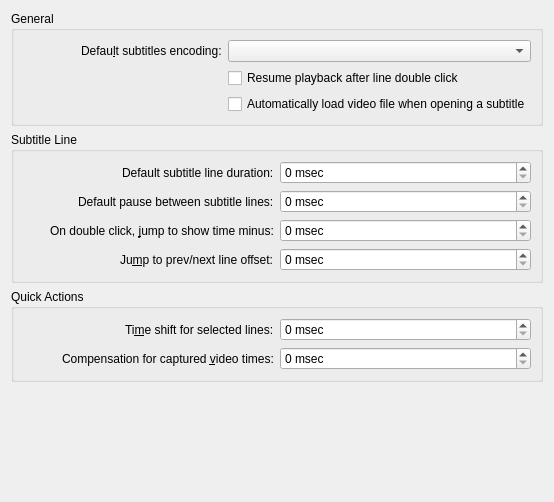
maxrd2/SubtitleComposer, file src/configs/generalconfigwidget.ui: the form before one commit.
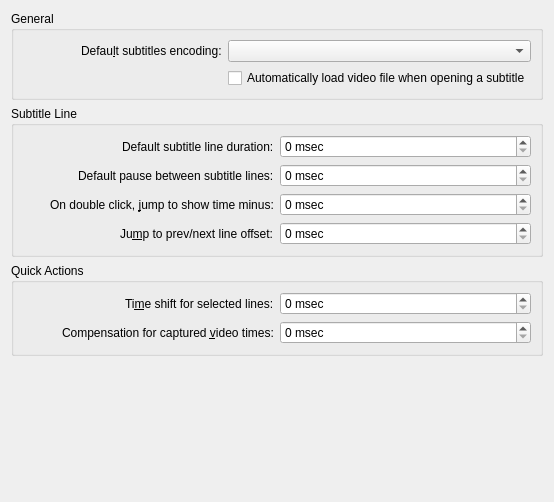
The form after the commit.

Commit message: Moved UnpauseOnDoubleClick option to video player settings.

What changed in the file:
```diff
--- a/src/configs/generalconfigwidget.ui
+++ b/src/configs/generalconfigwidget.ui
@@ -16,10 +16,17 @@
      <property name="title">
       <string>General</string>
      </property>
-     <layout class="QGridLayout" name="gridLayout" columnstretch="1,1">
+     <layout class="QGridLayout" name="gridLayout" columnstretch="1,0">
       <item row="0" column="1">
        <widget class="QComboBox" name="kcfg_DefaultSubtitlesEncoding"/>
       </item>
+      <item row="3" column="1">
+       <widget class="QCheckBox" name="kcfg_AutomaticVideoLoad">
+        <property name="text">
+         <string>Automatically load video file when opening a subtitle</string>
+        </property>
+       </widget>
+      </item>
       <item row="0" column="0" alignment="Qt::AlignRight">
        <widget class="QLabel" name="label">
         <property name="text">
@@ -30,20 +37,6 @@
         </property>
        </widget>
       </item>
-      <item row="3" column="1">
-       <widget class="QCheckBox" name="kcfg_UnpauseOnDoubleClick">
-        <property name="text">
-         <string>Resume playback after line double click</string>
-        </property>
-       </widget>
-      </item>
-      <item row="4" column="1">
-       <widget class="QCheckBox" name="kcfg_AutomaticVideoLoad">
-        <property name="text">
-         <string>Automatically load video file when opening a subtitle</string>
-        </property>
-       </widget>
-      </item>
      </layout>
     </widget>
    </item>
```
Left out of the diff: 1 changed line with no effect on the pictures. The commit also changes 1 other file.
